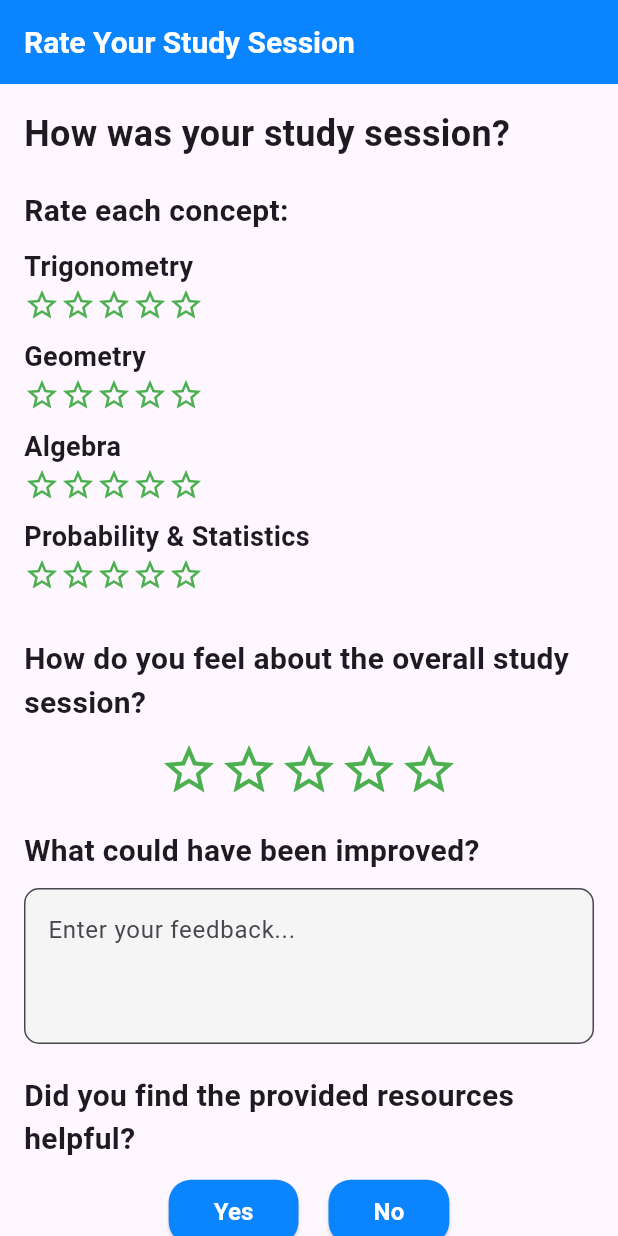
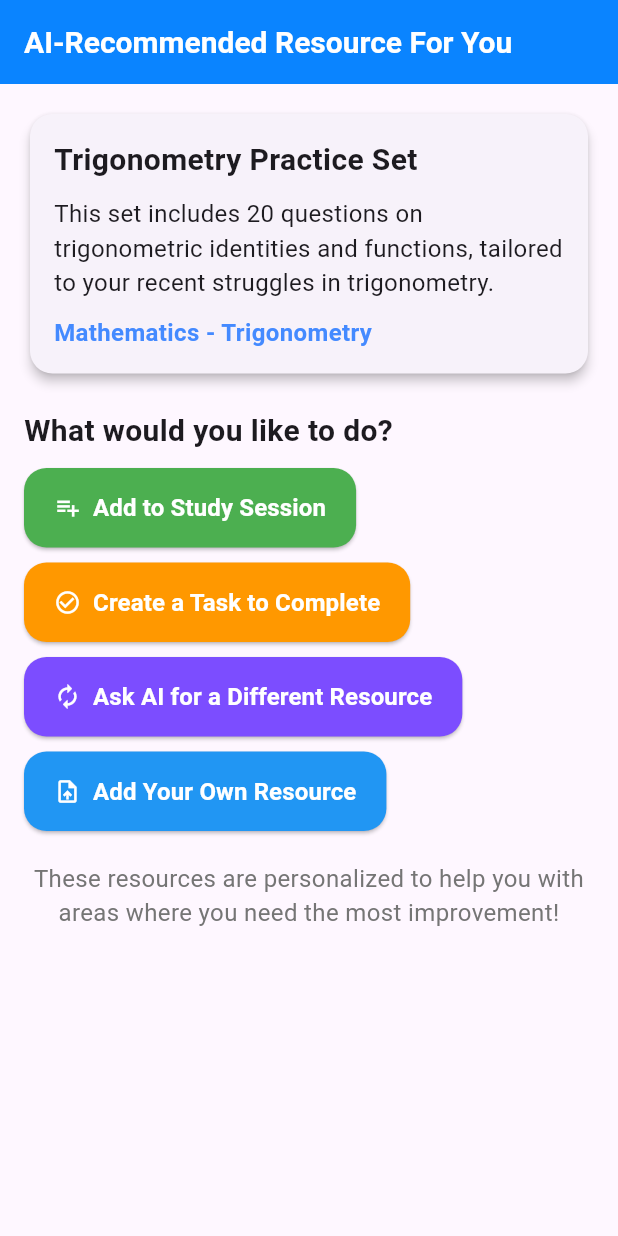
Before and after one commit to DhairyaS450/track_ai, a Flutter app: the screen it shows after launch, on a phone screen of 412 x 824 dp. Run offline on Flutter 3.47's test engine with Material 3 defaults, Android fonts, the light colour scheme and no system bars; our stand-ins replace table_calendar.

Commit message:
added more screens

```diff
--- a/analysis_options.yaml
+++ b/analysis_options.yaml
@@ -7,6 +7,9 @@
 
 # The following line activates a set of recommended lints for Flutter apps,
 # packages, and plugins designed to encourage good coding practices.
+analyzer:
+  errors:
+    file_names: ignore
 include: package:flutter_lints/flutter.yaml
 
 linter:
--- a/lib/main.dart
+++ b/lib/main.dart
@@ -3,7 +3,9 @@ import 'package:track_ai/theme.dart';
 import 'package:track_ai/views/calendar/CalendarView.dart';
 import 'package:track_ai/views/chatbot/ChatBotScreen.dart';
 import 'package:track_ai/views/HomeDashboard.dart';
+import 'package:track_ai/views/login-register/AuthPage.dart';
 import 'package:track_ai/views/rating/RatingScreen.dart';
+import 'package:track_ai/views/recommendations/RecommendationScreen.dart';
 import 'package:track_ai/views/study_sessions/StudySessionPage.dart';
 
 void main() {
@@ -19,7 +21,7 @@ class App extends StatelessWidget {
       title: 'Track AI',
       theme: theme,
       debugShowCheckedModeBanner: false,
-      home: RatingScreen(),
+      home: const RecommendationScreen(),
     );
   }
 }
--- /dev/null
+++ b/lib/views/recommendations/RecommendationScreen.dart
@@ -0,0 +1,158 @@
+import 'package:flutter/material.dart';
+
+class RecommendationScreen extends StatelessWidget {
+  const RecommendationScreen({super.key});
+
+  @override
+  Widget build(BuildContext context) {
+    return Scaffold(
+      appBar: AppBar(
+        title: const Text('AI-Recommended Resource For You'),
+      ),
+      body: SingleChildScrollView(
+        padding: const EdgeInsets.all(16.0),
+        child: Column(
+          crossAxisAlignment: CrossAxisAlignment.start,
+          children: [
+
+            // Recommended Resource Card
+            _buildResourceCard(
+              resourceTitle: 'Trigonometry Practice Set',
+              description:
+                  'This set includes 20 questions on trigonometric identities and functions, tailored to your recent struggles in trigonometry.',
+              subject: 'Mathematics - Trigonometry',
+            ),
+            const SizedBox(height: 20),
+
+            // Options Section
+            const Text(
+              'What would you like to do?',
+              style: TextStyle(fontSize: 20, fontWeight: FontWeight.bold),
+            ),
+            const SizedBox(height: 10),
+
+            // Add to Study Session Option
+            _buildOptionButton(
+              context,
+              'Add to Study Session',
+              Icons.playlist_add,
+              Colors.green,
+              () {
+                // Add to Study Session logic
+              },
+            ),
+            const SizedBox(height: 10),
+
+            // Create Task to Complete Option
+            _buildOptionButton(
+              context,
+              'Create a Task to Complete',
+              Icons.check_circle_outline,
+              Colors.orange,
+              () {
+                // Create Task logic
+              },
+            ),
+            const SizedBox(height: 10),
+
+            // Ask for Different Resource Option
+            _buildOptionButton(
+              context,
+              'Ask AI for a Different Resource',
+              Icons.autorenew,
+              Colors.deepPurpleAccent,
+              () {
+                // Ask AI for a different resource logic
+              },
+            ),
+            const SizedBox(height: 10),
+
+            // Input Your Own Resource Option
+            _buildOptionButton(
+              context,
+              'Add Your Own Resource',
+              Icons.upload_file,
+              Colors.blue,
+              () {
+                // Upload custom resource logic
+              },
+            ),
+            const SizedBox(height: 20),
+
+            // Footer Explanation
+            Center(
+              child: Text(
+                'These resources are personalized to help you with areas where you need the most improvement!',
+                textAlign: TextAlign.center,
+                style: TextStyle(fontSize: 16, color: Colors.grey[600]),
+              ),
+            ),
+          ],
+        ),
+      ),
+    );
+  }
+
+  // Resource Card Widget
+  Widget _buildResourceCard({
+    required String resourceTitle,
+    required String description,
+    required String subject,
+  }) {
+    return Card(
+      elevation: 3,
+      shape: RoundedRectangleBorder(borderRadius: BorderRadius.circular(15)),
+      child: Padding(
+        padding: const EdgeInsets.all(16.0),
+        child: Column(
+          crossAxisAlignment: CrossAxisAlignment.start,
+          children: [
+            Text(
+              resourceTitle,
+              style: const TextStyle(fontSize: 20, fontWeight: FontWeight.bold),
+            ),
+            const SizedBox(height: 10),
+            Text(
+              description,
+              style: const TextStyle(fontSize: 16),
+            ),
+            const SizedBox(height: 10),
+            Text(
+              subject,
+              style: const TextStyle(
+                fontSize: 16,
+                color: Colors.blueAccent,
+                fontWeight: FontWeight.w600,
+              ),
+            ),
+          ],
+        ),
+      ),
+    );
+  }
+
+  // Option Button Widget
+  Widget _buildOptionButton(
+    BuildContext context,
+    String label,
+    IconData icon,
+    Color color,
+    Function() onPressed,
+  ) {
+    return ElevatedButton.icon(
+      onPressed: onPressed,
+      icon: Icon(icon, color: Colors.white),
+      label: Text(
+        label,
+        style: const TextStyle(fontSize: 16),
+      ),
+      style: ElevatedButton.styleFrom(
+        backgroundColor: color,
+        padding: const EdgeInsets.symmetric(vertical: 15, horizontal: 20),
+        shape: RoundedRectangleBorder(
+          borderRadius: BorderRadius.circular(15),
+        ),
+      ),
+    );
+  }
+}
```
Also changed, not shown: lib/views/login-register/AuthPage.dart (added, +154 -0 lines).
